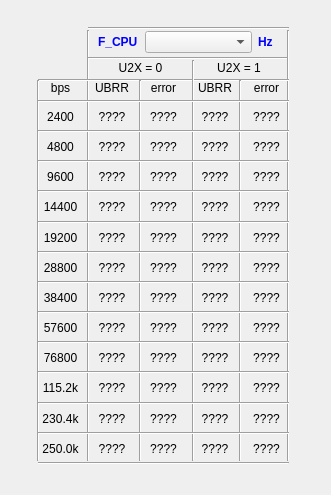
Qt form ubrr_calculator.ui (Patrix354/PK_AVR_Calculator) before a commit.
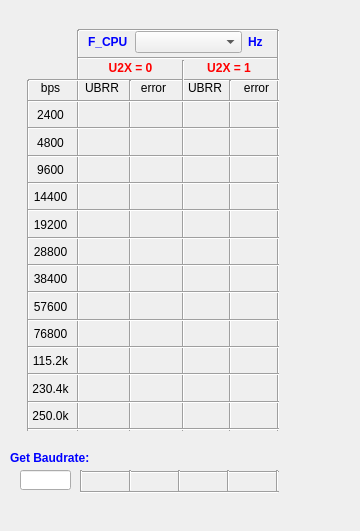
The same form after that commit.

Commit message:
UI lock bits update
Added UI interface of lock bits and calculating UBRR for custom speed of
UART.

Patch:
```diff
--- a/ubrr_calculator.ui
+++ b/ubrr_calculator.ui
@@ -6,8 +6,8 @@
    <rect>
     <x>0</x>
     <y>0</y>
-    <width>331</width>
-    <height>495</height>
+    <width>360</width>
+    <height>531</height>
    </rect>
   </property>
   <property name="windowTitle">
@@ -19,10 +19,10 @@
   <widget class="Line" name="line">
    <property name="geometry">
     <rect>
-     <x>88</x>
+     <x>78</x>
      <y>20</y>
-     <width>201</width>
-     <height>16</height>
+     <width>200</width>
+     <height>20</height>
     </rect>
    </property>
    <property name="frameShadow">
@@ -35,10 +35,10 @@
   <widget class="Line" name="line_2">
    <property name="geometry">
     <rect>
-     <x>78</x>
+     <x>68</x>
      <y>30</y>
      <width>20</width>
-     <height>431</height>
+     <height>401</height>
     </rect>
    </property>
    <property name="orientation">
@@ -48,7 +48,7 @@
   <widget class="Line" name="line_3">
    <property name="geometry">
     <rect>
-     <x>88</x>
+     <x>78</x>
      <y>50</y>
      <width>201</width>
      <height>16</height>
@@ -61,10 +61,10 @@
   <widget class="Line" name="line_4">
    <property name="geometry">
     <rect>
-     <x>278</x>
+     <x>268</x>
      <y>30</y>
      <width>20</width>
-     <height>431</height>
+     <height>401</height>
     </rect>
    </property>
    <property name="frameShadow">
@@ -77,7 +77,7 @@
   <widget class="Line" name="line_6">
    <property name="geometry">
     <rect>
-     <x>38</x>
+     <x>28</x>
      <y>70</y>
      <width>251</width>
      <height>20</height>
@@ -90,10 +90,10 @@
   <widget class="Line" name="line_7">
    <property name="geometry">
     <rect>
-     <x>98</x>
+     <x>88</x>
      <y>60</y>
      <width>191</width>
-     <height>401</height>
+     <height>371</height>
     </rect>
    </property>
    <property name="orientation">
@@ -103,10 +103,10 @@
   <widget class="Line" name="line_9">
    <property name="geometry">
     <rect>
-     <x>28</x>
+     <x>18</x>
      <y>80</y>
      <width>21</width>
-     <height>381</height>
+     <height>351</height>
     </rect>
    </property>
    <property name="orientation">
@@ -116,10 +116,10 @@
   <widget class="Line" name="line_5">
    <property name="geometry">
     <rect>
-     <x>90</x>
+     <x>80</x>
      <y>80</y>
      <width>101</width>
-     <height>381</height>
+     <height>351</height>
     </rect>
    </property>
    <property name="orientation">
@@ -129,10 +129,10 @@
   <widget class="Line" name="line_8">
    <property name="geometry">
     <rect>
-     <x>190</x>
+     <x>180</x>
      <y>80</y>
      <width>101</width>
-     <height>381</height>
+     <height>351</height>
     </rect>
    </property>
    <property name="orientation">
@@ -142,7 +142,7 @@
   <widget class="QWidget" name="layoutWidget">
    <property name="geometry">
     <rect>
-     <x>98</x>
+     <x>88</x>
      <y>30</y>
      <width>181</width>
      <height>24</height>
@@ -195,7 +195,7 @@
   <widget class="QWidget" name="layoutWidget">
    <property name="geometry">
     <rect>
-     <x>38</x>
+     <x>28</x>
      <y>80</y>
      <width>251</width>
      <height>16</height>
@@ -257,7 +257,7 @@
   <widget class="QWidget" name="layoutWidget">
    <property name="geometry">
     <rect>
-     <x>94</x>
+     <x>84</x>
      <y>60</y>
      <width>191</width>
      <height>16</height>
@@ -266,6 +266,10 @@
    <layout class="QHBoxLayout" name="horizontalLayout_3">
     <item>
      <widget class="QLabel" name="U2X_0">
+      <property name="styleSheet">
+       <string notr="true">font-weight: bold;
+color: red;</string>
+      </property>
       <property name="text">
        <string>U2X = 0</string>
       </property>
@@ -276,6 +280,10 @@
     </item>
     <item>
      <widget class="QLabel" name="U2X_1">
+      <property name="styleSheet">
+       <string notr="true">font-weight: bold;
+color: red;</string>
+      </property>
       <property name="text">
        <string>U2X = 1</string>
       </property>
@@ -289,10 +297,10 @@
   <widget class="QWidget" name="layoutWidget">
    <property name="geometry">
     <rect>
-     <x>38</x>
+     <x>28</x>
      <y>100</y>
      <width>251</width>
-     <height>365</height>
+     <height>331</height>
     </rect>
    </property>
    <layout class="QVBoxLayout" name="verticalLayout">
@@ -318,7 +326,7 @@
       <item>
        <widget class="QLabel" name="UBRR_2400_0X">
         <property name="text">
-         <string>????</string>
+         <string/>
         </property>
         <property name="alignment">
          <set>Qt::AlignCenter</set>
@@ -328,7 +336,7 @@
       <item>
        <widget class="QLabel" name="error_2400_0X">
         <property name="text">
-         <string>????</string>
+         <string/>
         </property>
         <property name="alignment">
          <set>Qt::AlignCenter</set>
@@ -338,7 +346,7 @@
       <item>
        <widget class="QLabel" name="UBRR_2400_2X">
         <property name="text">
-         <string>????</string>
+         <string/>
         </property>
         <property name="alignment">
          <set>Qt::AlignCenter</set>
@@ -348,7 +356,7 @@
       <item>
        <widget class="QLabel" name="error_2400_2X">
         <property name="text">
-         <string>????</string>
+         <string/>
         </property>
         <property name="alignment">
          <set>Qt::AlignCenter</set>
@@ -379,7 +387,7 @@
       <item>
        <widget class="QLabel" name="UBRR_4800_0X">
         <property name="text">
-         <string>????</string>
+         <string/>
         </property>
         <property name="alignment">
          <set>Qt::AlignCenter</set>
@@ -389,7 +397,7 @@
       <item>
        <widget class="QLabel" name="error_4800_0X">
         <property name="text">
-         <string>????</string>
+         <string/>
         </property>
         <property name="alignment">
          <set>Qt::AlignCenter</set>
@@ -399,7 +407,7 @@
       <item>
        <widget class="QLabel" name="UBRR_4800_2X">
         <property name="text">
-         <string>????</string>
+         <string/>
         </property>
         <property name="alignment">
          <set>Qt::AlignCenter</set>
@@ -409,7 +417,7 @@
       <item>
        <widget class="QLabel" name="error_4800_2X">
         <property name="text">
-         <string>????</string>
+         <string/>
         </property>
         <property name="alignment">
          <set>Qt::AlignCenter</set>
@@ -440,7 +448,7 @@
       <item>
        <widget class="QLabel" name="UBRR_9600_0X">
         <property name="text">
-         <string>????</string>
+         <string/>
         </property>
         <property name="alignment">
          <set>Qt::AlignCenter</set>
@@ -450,7 +458,7 @@
       <item>
        <widget class="QLabel" name="error_9600_0X">
         <property name="text">
-         <string>????</string>
+         <string/>
         </property>
         <property name="alignment">
          <set>Qt::AlignCenter</set>
@@ -460,7 +468,7 @@
       <item>
        <widget class="QLabel" name="UBRR_9600_2X">
         <property name="text">
-         <string>????</string>
+         <string/>
         </property>
         <property name="alignment">
          <set>Qt::AlignCenter</set>
@@ -470,7 +478,7 @@
       <item>
        <widget class="QLabel" name="error_9600_2X">
         <property name="text">
-         <string>????</string>
+         <string/>
         </property>
         <property name="alignment">
          <set>Qt::AlignCenter</set>
@@ -501,7 +509,7 @@
       <item>
        <widget class="QLabel" name="UBRR_14400_0X">
         <property name="text">
-         <string>????</string>
+         <string/>
         </property>
         <property name="alignment">
          <set>Qt::AlignCenter</set>
@@ -511,7 +519,7 @@
       <item>
        <widget class="QLabel" name="error_14400_0X">
         <property name="text">
-         <string>????</string>
+         <string/>
         </property>
         <property name="alignment">
          <set>Qt::AlignCenter</set>
@@ -521,7 +529,7 @@
       <item>
        <widget class="QLabel" name="UBRR_14400_2X">
         <property name="text">
-         <string>????</string>
+         <string/>
         </property>
         <property name="alignment">
          <set>Qt::AlignCenter</set>
@@ -531,7 +539,7 @@
       <item>
        <widget class="QLabel" name="error_14400_2X">
         <property name="text">
-         <string>????</string>
+         <string/>
         </property>
         <property name="alignment">
          <set>Qt::AlignCenter</set>
@@ -562,7 +570,7 @@
       <item>
        <widget class="QLabel" name="UBRR_19200_0X">
         <property name="text">
-         <string>????</string>
+         <string/>
         </property>
         <property name="alignment">
          <set>Qt::AlignCenter</set>
@@ -572,7 +580,7 @@
       <item>
        <widget class="QLabel" name="error_19200_0X">
         <property name="text">
-         <string>????</string>
+         <string/>
         </property>
         <property name="alignment">
          <set>Qt::AlignCenter</set>
@@ -582,7 +590,7 @@
       <item>
        <widget class="QLabel" name="UBRR_19200_2X">
         <property name="text">
-         <string>????</string>
+         <string/>
         </property>
         <property name="alignment">
          <set>Qt::AlignCenter</set>
@@ -592,7 +600,7 @@
       <item>
        <widget class="QLabel" name="error_19200_2X">
         <property name="text">
-         <string>????</string>
+         <string/>
         </property>
         <property name="alignment">
          <set>Qt::AlignCenter</set>
@@ -623,7 +631,7 @@
       <item>
        <widget class="QLabel" name="UBRR_28800_0X">
         <property name="text">
-         <string>????</string>
+         <string/>
         </property>
         <property name="alignment">
          <set>Qt::AlignCenter</set>
@@ -633,7 +641,7 @@
       <item>
        <widget class="QLabel" name="error_28800_0X">
         <property name="text">
-         <string>????</string>
+         <string/>
         </property>
         <property name="alignment">
          <set>Qt::AlignCenter</set>
@@ -643,7 +651,7 @@
       <item>
        <widget class="QLabel" name="UBRR_28800_2X">
         <property name="text">
-         <string>????</string>
+         <string/>
         </property>
         <property name="alignment">
          <set>Qt::AlignCenter</set>
@@ -653,7 +661,7 @@
       <item>
        <widget class="QLabel" name="error_28800_2X">
         <property name="text">
-         <string>????</string>
+         <string/>
         </property>
         <property name="alignment">
          <set>Qt::AlignCenter</set>
@@ -684,7 +692,7 @@
       <item>
        <widget class="QLabel" name="UBRR_38400_0X">
         <property name="text">
-         <string>????</string>
+         <string/>
         </property>
         <property name="alignment">
          <set>Qt::AlignCenter</set>
@@ -694,7 +702,7 @@
       <item>
        <widget class="QLabel" name="error_38400_0X">
         <property name="text">
-         <string>????</string>
+         <string/>
         </property>
         <property name="alignment">
          <set>Qt::AlignCenter</set>
@@ -704,7 +712,7 @@
       <item>
        <widget class="QLabel" name="UBRR_38400_2X">
         <property name="text">
-         <string>????</string>
+         <string/>
         </property>
         <property name="alignment">
          <set>Qt::AlignCenter</set>
@@ -714,7 +722,7 @@
       <item>
        <widget class="QLabel" name="error_38400_2X">
         <property name="text">
-         <string>????</string>
+         <string/>
         </property>
         <property name="alignment">
          <set>Qt::AlignCenter</set>
@@ -745,7 +753,7 @@
       <item>
        <widget class="QLabel" name="UBRR_57600_0X">
         <property name="text">
-         <string>????</string>
+         <string/>
         </property>
         <property name="alignment">
          <set>Qt::AlignCenter</set>
@@ -755,7 +763,7 @@
       <item>
        <widget class="QLabel" name="error_57600_0X">
         <property name="text">
-         <string>????</string>
+         <string/>
         </property>
         <property name="alignment">
          <set>Qt::AlignCenter</set>
@@ -765,7 +773,7 @@
       <item>
        <widget class="QLabel" name="UBRR_57600_2X">
         <property name="text">
-         <string>????</string>
+         <string/>
         </property>
         <property name="alignment">
          <set>Qt::AlignCenter</set>
@@ -775,7 +783,7 @@
       <item>
        <widget class="QLabel" name="error_57600_2X">
         <property name="text">
-         <string>????</string>
+         <string/>
         </property>
         <property name="alignment">
          <set>Qt::AlignCenter</set>
@@ -806,7 +814,7 @@
       <item>
        <widget class="QLabel" name="UBRR_76800_0X">
         <property name="text">
-         <string>????</string>
+         <string/>
         </property>
         <property name="alignment">
          <set>Qt::AlignCenter</set>
@@ -816,7 +824,7 @@
       <item>
        <widget class="QLabel" name="error_76800_0X">
         <property name="text">
-         <string>????</string>
+         <string/>
         </property>
         <property name="alignment">
          <set>Qt::AlignCenter</set>
@@ -826,7 +834,7 @@
       <item>
        <widget class="QLabel" name="UBRR_76800_2X">
         <property name="text">
-         <string>????</string>
+         <string/>
         </property>
         <property name="alignment">
          <set>Qt::AlignCenter</set>
@@ -836,7 +844,7 @@
       <item>
        <widget class="QLabel" name="error_76800_2X">
         <property name="text">
-         <string>????</string>
+         <string/>
         </property>
         <property name="alignment">
          <set>Qt::AlignCenter</set>
@@ -867,7 +875,7 @@
       <item>
        <widget class="QLabel" name="UBRR_115200_0X">
         <property name="text">
-         <string>????</string>
+         <string/>
         </property>
         <property name="alignment">
          <set>Qt::AlignCenter</set>
@@ -877,7 +885,7 @@
       <item>
        <widget class="QLabel" name="error_115200_0X">
         <property name="text">
-         <string>????</string>
+         <string/>
         </property>
         <property name="alignment">
          <set>Qt::AlignCenter</set>
@@ -887,7 +895,7 @@
       <item>
        <widget class="QLabel" name="UBRR_115200_2X">
         <property name="text">
-         <string>????</string>
+         <string/>
         </property>
         <property name="alignment">
          <set>Qt::AlignCenter</set>
@@ -897,7 +905,7 @@
       <item>
        <widget class="QLabel" name="error_115200_2X">
         <property name="text">
-         <string>????</string>
+         <string/>
         </property>
         <property name="alignment">
          <set>Qt::AlignCenter</set>
@@ -928,7 +936,7 @@
       <item>
        <widget class="QLabel" name="UBRR_230400_0X">
         <property name="text">
-         <string>????</string>
+         <string/>
         </property>
         <property name="alignment">
          <set>Qt::AlignCenter</set>
@@ -938,7 +946,7 @@
       <item>
        <widget class="QLabel" name="error_230400_0X">
         <property name="text">
-         <string>????</string>
+         <string/>
         </property>
         <property name="alignment">
          <set>Qt::AlignCenter</set>
@@ -948,7 +956,7 @@
       <item>
        <widget class="QLabel" name="UBRR_230400_2X">
         <property name="text">
-         <string>????</string>
+         <string/>
         </property>
         <property name="alignment">
          <set>Qt::AlignCenter</set>
@@ -958,7 +966,7 @@
       <item>
        <widget class="QLabel" name="error_230400_2X">
         <property name="text">
-         <string>????</string>
+         <string/>
         </property>
         <property name="alignment">
          <set>Qt::AlignCenter</set>
@@ -989,7 +997,7 @@
       <item>
        <widget class="QLabel" name="UBRR_250000_0X">
         <property name="text">
-         <string>????</string>
+         <string/>
         </property>
         <property name="alignment">
          <set>Qt::AlignCenter</set>
@@ -999,7 +1007,7 @@
       <item>
        <widget class="QLabel" name="error_250000_0X">
         <property name="text">
-         <string>????</string>
+         <string/>
         </property>
         <property name="alignment">
          <set>Qt::AlignCenter</set>
@@ -1009,7 +1017,7 @@
       <item>
        <widget class="QLabel" name="UBRR_250000_2X">
         <property name="text">
-         <string>????</string>
+         <string/>
         </property>
         <property name="alignment">
          <set>Qt::AlignCenter</set>
@@ -1019,7 +1027,7 @@
       <item>
        <widget class="QLabel" name="error_250000_2X">
         <property name="text">
-         <string>????</string>
+         <string/>
         </property>
         <property name="alignment">
          <set>Qt::AlignCenter</set>
@@ -1037,6 +1045,191 @@
     </item>
    </layout>
   </widget>
+  <widget class="QLabel" name="label">
+   <property name="geometry">
+    <rect>
+     <x>10</x>
+     <y>450</y>
+     <width>91</width>
+     <height>16</height>
+    </rect>
+   </property>
+   <property name="styleSheet">
+    <string notr="true">font-weight: bold;
+color: blue;</string>
+   </property>
+   <property name="text">
+    <string>Get Baudrate:</string>
+   </property>
+  </widget>
+  <widget class="Line" name="line_29">
+   <property name="geometry">
+    <rect>
+     <x>80</x>
+     <y>490</y>
+     <width>199</width>
+     <height>5</height>
+    </rect>
+   </property>
+   <property name="orientation">
+    <enum>Qt::Horizontal</enum>
+   </property>
+  </widget>
+  <widget class="Line" name="line_30">
+   <property name="geometry">
+    <rect>
+     <x>80</x>
+     <y>470</y>
+     <width>199</width>
+     <height>5</height>
+    </rect>
+   </property>
+   <property name="orientation">
+    <enum>Qt::Horizontal</enum>
+   </property>
+  </widget>
+  <widget class="QLineEdit" name="baud_edit">
+   <property name="geometry">
+    <rect>
+     <x>20</x>
+     <y>470</y>
+     <width>51</width>
+     <height>20</height>
+    </rect>
+   </property>
+   <property name="text">
+    <string/>
+   </property>
+   <property name="maxLength">
+    <number>7</number>
+   </property>
+   <property name="frame">
+    <bool>true</bool>
+   </property>
+  </widget>
+  <widget class="QLabel" name="UBRR_unknow_0X">
+   <property name="geometry">
+    <rect>
+     <x>83</x>
+     <y>470</y>
+     <width>51</width>
+     <height>20</height>
+    </rect>
+   </property>
+   <property name="text">
+    <string/>
+   </property>
+   <property name="scaledContents">
+    <bool>false</bool>
+   </property>
+   <property name="alignment">
+    <set>Qt::AlignCenter</set>
+   </property>
+  </widget>
+  <widget class="QLabel" name="error_unknow_0X">
+   <property name="geometry">
+    <rect>
+     <x>130</x>
+     <y>470</y>
+     <width>51</width>
+     <height>20</height>
+    </rect>
+   </property>
+   <property name="text">
+    <string/>
+   </property>
+   <property name="scaledContents">
+    <bool>false</bool>
+   </property>
+   <property name="alignment">
+    <set>Qt::AlignCenter</set>
+   </property>
+  </widget>
+  <widget class="QLabel" name="UBRR_unknow_2X">
+   <property name="geometry">
+    <rect>
+     <x>180</x>
+     <y>470</y>
+     <width>51</width>
+     <height>20</height>
+    </rect>
+   </property>
+   <property name="text">
+    <string/>
+   </property>
+   <property name="scaledContents">
+    <bool>false</bool>
+   </property>
+   <property name="alignment">
+    <set>Qt::AlignCenter</set>
+   </property>
+  </widget>
+  <widget class="QLabel" name="error_unknow_2X">
+   <property name="geometry">
+    <rect>
+     <x>230</x>
+     <y>470</y>
+     <width>51</width>
+     <height>20</height>
+    </rect>
+   </property>
+   <property name="text">
+    <string/>
+   </property>
+   <property name="scaledContents">
+    <bool>false</bool>
+   </property>
+   <property name="alignment">
+    <set>Qt::AlignCenter</set>
+   </property>
+  </widget>
+  <widget class="QWidget" name="">
+   <property name="geometry">
+    <rect>
+     <x>40</x>
+     <y>470</y>
+     <width>281</width>
+     <height>21</height>
+    </rect>
+   </property>
+   <layout class="QHBoxLayout" name="horizontalLayout_5">
+    <item>
+     <widget class="Line" name="line_23">
+      <property name="orientation">
+       <enum>Qt::Vertical</enum>
+      </property>
+     </widget>
+    </item>
+    <item>
+     <widget class="Line" name="line_24">
+      <property name="orientation">
+       <enum>Qt::Vertical</enum>
+      </property>
+     </widget>
+    </item>
+    <item>
+     <widget class="Line" name="line_25">
+      <property name="orientation">
+       <enum>Qt::Vertical</enum>
+      </property>
+     </widget>
+    </item>
+    <item>
+     <widget class="Line" name="line_26">
+      <property name="orientation">
+       <enum>Qt::Vertical</enum>
+      </property>
+     </widget>
+    </item>
+    <item>
+     <widget class="Line" name="line_28">
+      <property name="orientation">
+       <enum>Qt::Vertical</enum>
+      </property>
+     </widget>
+    </item>
+   </layout>
+  </widget>
  </widget>
  <resources/>
  <connections/>
```
The commit also changes 6 other files.
